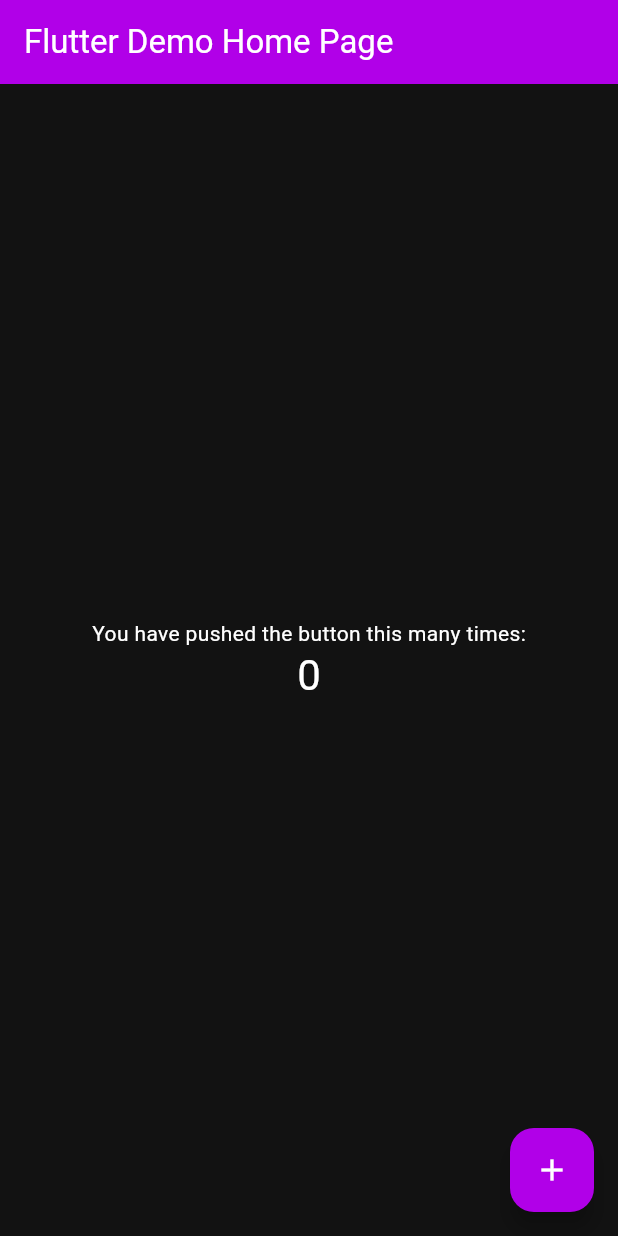
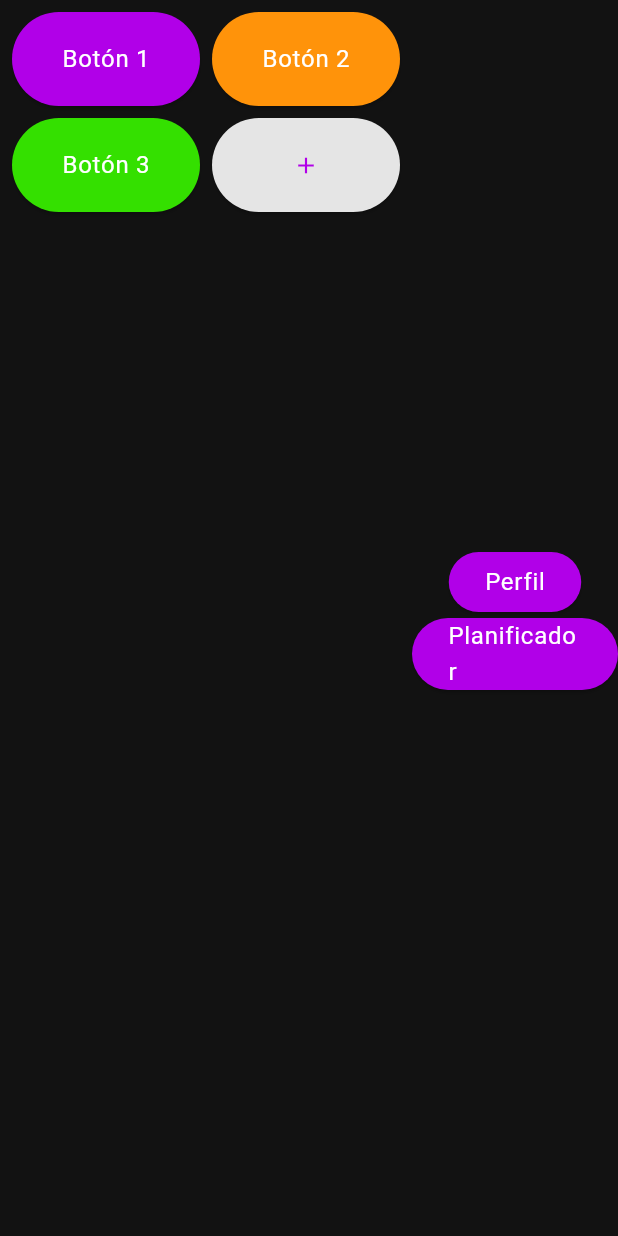
Before and after one commit to WallepsHackUDC2024/FrontWalleps, a Flutter app: the screen it shows after launch, on a phone screen of 412 x 824 dp. Run offline on Flutter 3.47's test engine with Material 3 defaults, Android fonts, the phone set to English and light mode, and no system bars.

Commit message:
dashboard skeleton

```diff
--- a/front_walleps/lib/main.dart
+++ b/front_walleps/lib/main.dart
@@ -1,4 +1,5 @@
 import 'package:flutter/material.dart';
+import 'package:front_walleps/screens/dashboard/dashboard_screen.dart';
 import 'package:front_walleps/theme/themes.dart';
 
 void main() {
@@ -16,95 +17,7 @@ class MyApp extends StatelessWidget {
       themeMode: ThemeMode.dark,
       theme: AppThemes.lightTheme,
       darkTheme: AppThemes.darkTheme,
-      home: const MyHomePage(title: 'Flutter Demo Home Page'),
+      home: DashboardScreen()
     );
   }
 }
-
-class MyHomePage extends StatefulWidget {
-  const MyHomePage({super.key, required this.title});
-
-  // This widget is the home page of your application. It is stateful, meaning
-  // that it has a State object (defined below) that contains fields that affect
-  // how it looks.
-
-  // This class is the configuration for the state. It holds the values (in this
-  // case the title) provided by the parent (in this case the App widget) and
-  // used by the build method of the State. Fields in a Widget subclass are
-  // always marked "final".
-
-  final String title;
-
-  @override
-  State<MyHomePage> createState() => _MyHomePageState();
-}
-
-class _MyHomePageState extends State<MyHomePage> {
-  int _counter = 0;
-
-  void _incrementCounter() {
-    setState(() {
-      // This call to setState tells the Flutter framework that something has
-      // changed in this State, which causes it to rerun the build method below
-      // so that the display can reflect the updated values. If we changed
-      // _counter without calling setState(), then the build method would not be
-      // called again, and so nothing would appear to happen.
-      _counter++;
-    });
-  }
-
-  @override
-  Widget build(BuildContext context) {
-    // This method is rerun every time setState is called, for instance as done
-    // by the _incrementCounter method above.
-    //
-    // The Flutter framework has been optimized to make rerunning build methods
-    // fast, so that you can just rebuild anything that needs updating rather
-    // than having to individually change instances of widgets.
-    return Scaffold(
-      appBar: AppBar(
-        // TRY THIS: Try changing the color here to a specific color (to
-        // Colors.amber, perhaps?) and trigger a hot reload to see the AppBar
-        // change color while the other colors stay the same.
-        backgroundColor: Theme.of(context).colorScheme.primary,
-        // Here we take the value from the MyHomePage object that was created by
-        // the App.build method, and use it to set our appbar title.
-        title: Text(widget.title),
-      ),
-      body: Center(
-        // Center is a layout widget. It takes a single child and positions it
-        // in the middle of the parent.
-        child: Column(
-          // Column is also a layout widget. It takes a list of children and
-          // arranges them vertically. By default, it sizes itself to fit its
-          // children horizontally, and tries to be as tall as its parent.
-          //
-          // Column has various properties to control how it sizes itself and
-          // how it positions its children. Here we use mainAxisAlignment to
-          // center the children vertically; the main axis here is the vertical
-          // axis because Columns are vertical (the cross axis would be
-          // horizontal).
-          //
-          // TRY THIS: Invoke "debug painting" (choose the "Toggle Debug Paint"
-          // action in the IDE, or press "p" in the console), to see the
-          // wireframe for each widget.
-          mainAxisAlignment: MainAxisAlignment.center,
-          children: <Widget>[
-            const Text(
-              'You have pushed the button this many times:',
-            ),
-            Text(
-              '$_counter',
-              style: Theme.of(context).textTheme.headlineMedium,
-            ),
-          ],
-        ),
-      ),
-      floatingActionButton: FloatingActionButton(
-        onPressed: _incrementCounter,
-        tooltip: 'Increment',
-        child: const Icon(Icons.add),
-      ), // This trailing comma makes auto-formatting nicer for build methods.
-    );
-  }
-}
--- a/front_walleps/lib/screens/dashboard/dashboard_screen.dart
+++ b/front_walleps/lib/screens/dashboard/dashboard_screen.dart
@@ -0,0 +1,77 @@
+import 'package:flutter/material.dart';
+import '../../theme/themes.dart'; // Asegúrate de que la ruta de importación es correcta
+
+class DashboardScreen extends StatelessWidget {
+  @override
+  Widget build(BuildContext context) {
+    // Accediendo a los estilos de texto del tema actual
+    final textTheme = Theme.of(context).textTheme;
+
+    List<Widget> buttonList = [
+      ElevatedButton(
+        onPressed: () {},
+        child: Text('Botón 1', style: textTheme.bodyLarge),
+        style: ElevatedButton.styleFrom(backgroundColor: AppThemes.primaryColor),
+      ),
+      ElevatedButton(
+        onPressed: () {},
+        child: Text('Botón 2', style: textTheme.bodyLarge),
+        style: ElevatedButton.styleFrom(backgroundColor: AppThemes.secondaryColor),
+      ),
+      // Asegúrate de ajustar este botón si quieres usar otro color de AppThemes
+      ElevatedButton(
+        onPressed: () {},
+        child: Text('Botón 3', style: textTheme.bodyLarge),
+        style: ElevatedButton.styleFrom(backgroundColor: AppThemes.greenColor),
+      ),
+    ];
+
+    return Scaffold(
+      body: Row(
+        children: [
+          Expanded(
+            flex: 2,
+            child: GridView.builder(
+              padding: const EdgeInsets.all(8),
+              gridDelegate: SliverGridDelegateWithFixedCrossAxisCount(
+                crossAxisCount: 2,
+                crossAxisSpacing: 8,
+                mainAxisSpacing: 8,
+                childAspectRatio: 2,
+              ),
+              itemCount: buttonList.length + 1,
+              itemBuilder: (context, index) {
+                if (index == buttonList.length) {
+                  return ElevatedButton(
+                    onPressed: () {},
+                    child: Icon(Icons.add),
+                    style: ElevatedButton.styleFrom(backgroundColor: AppThemes.lightGrayColor),
+                  );
+                }
+                return buttonList[index];
+              },
+            ),
+          ),
+          Expanded(
+            flex: 1,
+            child: Column(
+              mainAxisAlignment: MainAxisAlignment.center,
+              children: [
+                ElevatedButton(
+                  onPressed: () {},
+                  child: Text('Perfil', style: textTheme.bodyLarge),
+                  style: ElevatedButton.styleFrom(backgroundColor: AppThemes.primaryColor),
+                ),
+                ElevatedButton(
+                  onPressed: () {},
+                  child: Text('Planificador', style: textTheme.bodyLarge),
+                  style: ElevatedButton.styleFrom(backgroundColor: AppThemes.primaryColor),
+                ),
+              ],
+            ),
+          ),
+        ],
+      ),
+    );
+  }
+}
```
